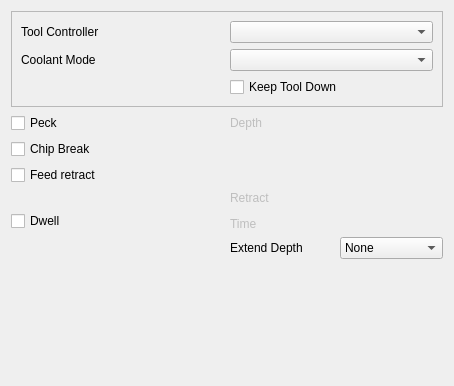
First picture: the form in src/Mod/CAM/Gui/Resources/panels/PageOpDrillingEdit.ui, repository southseact-3d/fcd, before the edit.
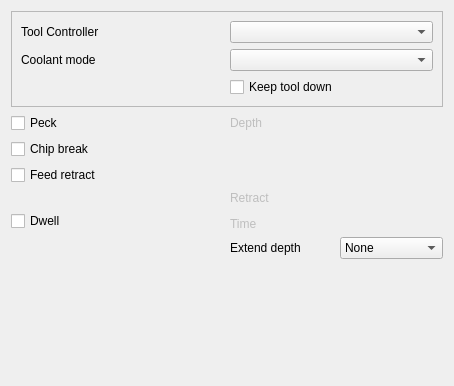
Second picture: the form after the edit. Custom widgets are drawn as their Qt base class.

What changed in the file:
```diff
--- a/src/Mod/CAM/Gui/Resources/panels/PageOpDrillingEdit.ui
+++ b/src/Mod/CAM/Gui/Resources/panels/PageOpDrillingEdit.ui
@@ -46,7 +46,7 @@
       <item row="1" column="0">
        <widget class="QLabel" name="label_3">
         <property name="text">
-         <string>Coolant Mode</string>
+         <string>Coolant mode</string>
         </property>
        </widget>
       </item>
@@ -63,7 +63,7 @@
          <string>Don't retract after every hole</string>
         </property>
         <property name="text">
-         <string>Keep Tool Down</string>
+         <string>Keep tool down</string>
         </property>
        </widget>
       </item>
@@ -92,7 +92,7 @@
      <item row="8" column="4">
       <widget class="QLabel" name="Offsetlabel">
        <property name="text">
-        <string>Extend Depth</string>
+        <string>Extend depth</string>
        </property>
       </widget>
      </item>
@@ -166,7 +166,7 @@
      <item row="2" column="1">
       <widget class="QCheckBox" name="chipBreakEnabled">
        <property name="text">
-        <string>Chip Break</string>
+        <string>Chip break</string>
        </property>
       </widget>
      </item>
```
Left out of the diff: 10 changed lines with no effect on the pictures.
